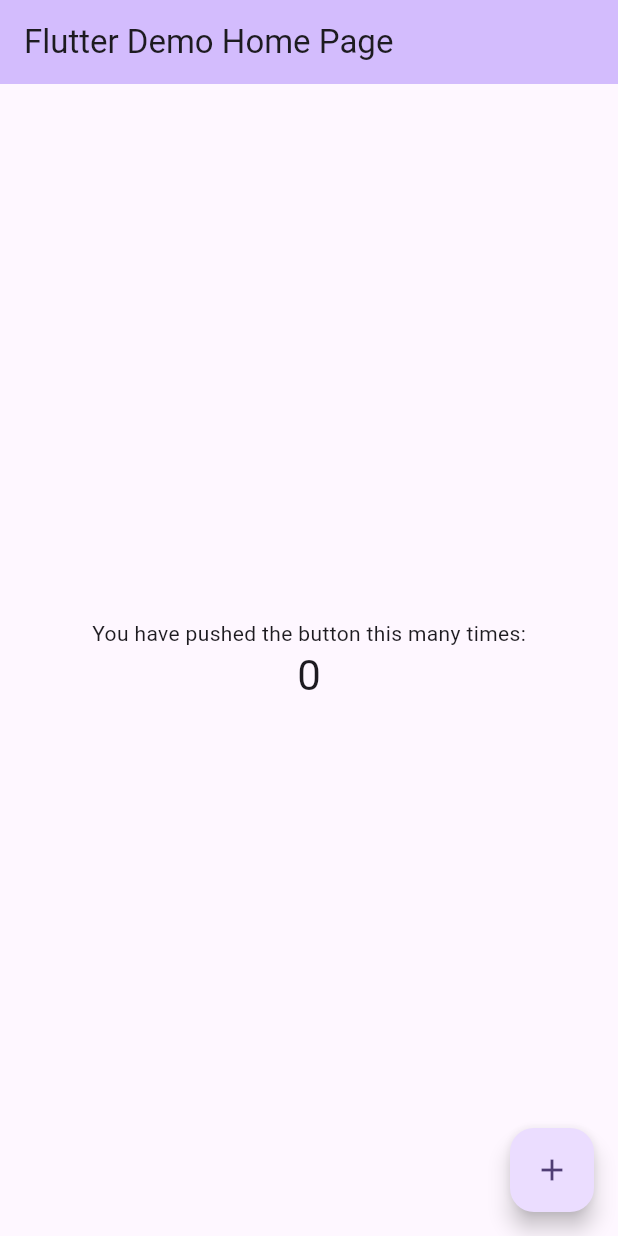
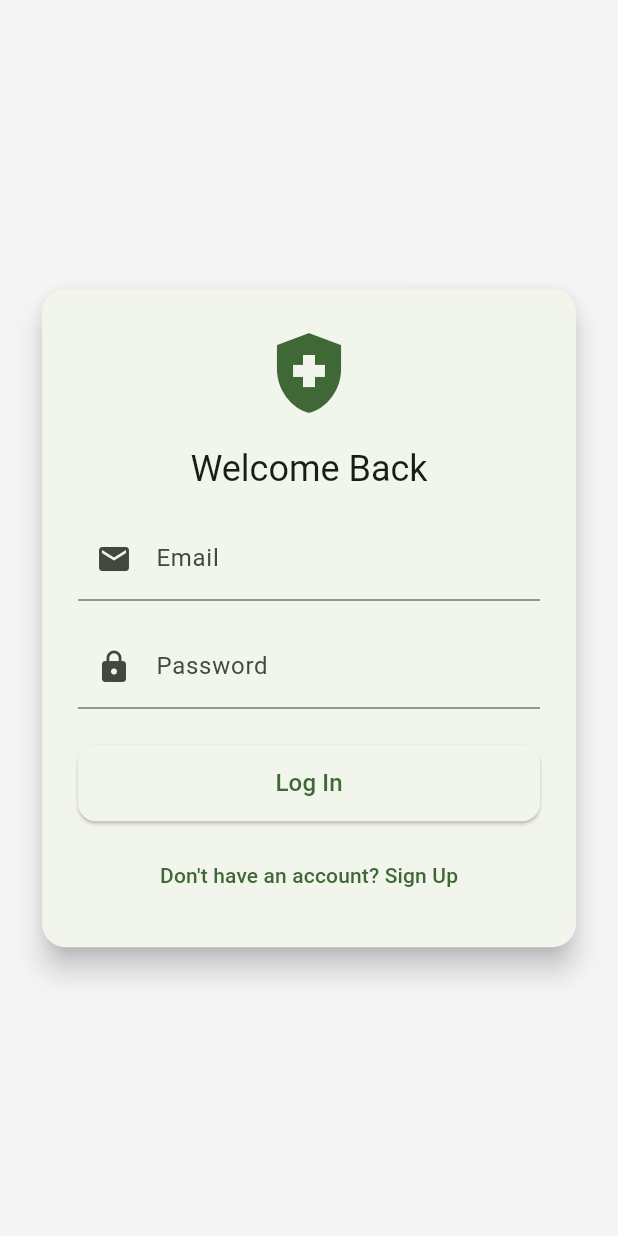
Before and after one commit to Mohith1/longevity_hackathon, a Flutter app: the screen it shows after launch, on a phone screen of 412 x 824 dp. Run offline on Flutter 3.47's test engine with Material 3 defaults, Android fonts, the phone set to English and light mode, and no system bars.

Commit message:
New screens added

```diff
--- /dev/null
+++ b/lib/login_screen.dart
@@ -0,0 +1,158 @@
+// lib/login_screen.dart
+
+import 'package:flutter/material.dart';
+
+class LoginScreen extends StatefulWidget {
+  const LoginScreen({Key? key}) : super(key: key);
+
+  @override
+  State<LoginScreen> createState() => _LoginScreenState();
+}
+
+class _LoginScreenState extends State<LoginScreen> {
+  final _formKey = GlobalKey<FormState>();
+
+  // Controllers to retrieve user inputs
+  final TextEditingController _nameController = TextEditingController();
+  final TextEditingController _emailController = TextEditingController();
+  final TextEditingController _passwordController = TextEditingController();
+
+  bool _isLogin = true; // Toggle between login & signup
+
+  @override
+  Widget build(BuildContext context) {
+    return Scaffold(
+      backgroundColor: Colors.grey.shade100,
+      body: Center(
+        child: SingleChildScrollView(
+          padding: const EdgeInsets.symmetric(horizontal: 24),
+          child: Card(
+            shape: RoundedRectangleBorder(borderRadius: BorderRadius.circular(16)),
+            elevation: 8,
+            child: Padding(
+              padding: const EdgeInsets.all(24),
+              child: Form(
+                key: _formKey,
+                child: Column(
+                  mainAxisSize: MainAxisSize.min,
+                  children: [
+                    Icon(
+                      Icons.health_and_safety,
+                      size: 64,
+                      color: Theme.of(context).colorScheme.primary,
+                    ),
+                    const SizedBox(height: 16),
+                    Text(
+                      _isLogin ? 'Welcome Back' : 'Create Account',
+                      style: Theme.of(context).textTheme.headlineSmall,
+                    ),
+
+                    // Name field only on Sign Up
+                    if (!_isLogin) ...[
+                      const SizedBox(height: 16),
+                      TextFormField(
+                        controller: _nameController,
+                        decoration: const InputDecoration(
+                          labelText: 'Full Name',
+                          prefixIcon: Icon(Icons.person),
+                        ),
+                        validator: (value) =>
+                            (value == null || value.trim().isEmpty)
+                                ? 'Please enter your name'
+                                : null,
+                      ),
+                    ],
+
+                    const SizedBox(height: 16),
+                    // Email
+                    TextFormField(
+                      controller: _emailController,
+                      decoration: const InputDecoration(
+                        labelText: 'Email',
+                        prefixIcon: Icon(Icons.email),
+                      ),
+                      keyboardType: TextInputType.emailAddress,
+                      validator: (value) {
+                        if (value == null || value.trim().isEmpty) {
+                          return 'Please enter your email';
+                        }
+                        if (!RegExp(r'^[^@]+@[^@]+\.[^@]+').hasMatch(value)) {
+                          return 'Enter a valid email address';
+                        }
+                        return null;
+                      },
+                    ),
+
+                    const SizedBox(height: 16),
+                    // Password
+                    TextFormField(
+                      controller: _passwordController,
+                      decoration: const InputDecoration(
+                        labelText: 'Password',
+                        prefixIcon: Icon(Icons.lock),
+                      ),
+                      obscureText: true,
+                      validator: (value) {
+                        if (value == null || value.length < 6) {
+                          return 'Password must be at least 6 characters';
+                        }
+                        return null;
+                      },
+                    ),
+
+                    const SizedBox(height: 24),
+                    // Submit Button
+                    SizedBox(
+                      width: double.infinity,
+                      child: ElevatedButton(
+                        style: ElevatedButton.styleFrom(
+                          padding: const EdgeInsets.symmetric(vertical: 14),
+                          shape: RoundedRectangleBorder(
+                            borderRadius: BorderRadius.circular(12),
+                          ),
+                        ),
+                        onPressed: _submit,
+                        child: Text(
+                          _isLogin ? 'Log In' : 'Sign Up',
+                          style: const TextStyle(fontSize: 16),
+                        ),
+                      ),
+                    ),
+
+                    const SizedBox(height: 12),
+                    // Toggle login/signup
+                    TextButton(
+                      onPressed: () {
+                        setState(() => _isLogin = !_isLogin);
+                      },
+                      child: Text(
+                        _isLogin
+                            ? "Don't have an account? Sign Up"
+                            : "Already have an account? Log In",
+                      ),
+                    ),
+                  ],
+                ),
+              ),
+            ),
+          ),
+        ),
+      ),
+    );
+  }
+
+  void _submit() {
+    if (_formKey.currentState?.validate() ?? false) {
+      // TODO: integrate authentication service here
+      Navigator.pushReplacementNamed(context, '/survey');
+    }
+  }
+
+  @override
+  void dispose() {
+    _nameController.dispose();
+    _emailController.dispose();
+    _passwordController.dispose();
+    super.dispose();
+  }
+}
--- a/lib/main.dart
+++ b/lib/main.dart
@@ -1,122 +1,36 @@
 import 'package:flutter/material.dart';
 
+// Import your two screens:
+import 'login_screen.dart';
+import 'survey_screen.dart';
+
 void main() {
+  WidgetsFlutterBinding.ensureInitialized();
   runApp(const MyApp());
 }
 
 class MyApp extends StatelessWidget {
   const MyApp({super.key});
 
-  // This widget is the root of your application.
   @override
   Widget build(BuildContext context) {
     return MaterialApp(
-      title: 'Flutter Demo',
+      title: 'Healthcare App',
       theme: ThemeData(
-        // This is the theme of your application.
-        //
-        // TRY THIS: Try running your application with "flutter run". You'll see
-        // the application has a purple toolbar. Then, without quitting the app,
-        // try changing the seedColor in the colorScheme below to Colors.green
-        // and then invoke "hot reload" (save your changes or press the "hot
-        // reload" button in a Flutter-supported IDE, or press "r" if you used
-        // the command line to start the app).
-        //
-        // Notice that the counter didn't reset back to zero; the application
-        // state is not lost during the reload. To reset the state, use hot
-        // restart instead.
-        //
-        // This works for code too, not just values: Most code changes can be
-        // tested with just a hot reload.
-        colorScheme: ColorScheme.fromSeed(seedColor: Colors.deepPurple),
+        // Keep your existing color‐scheme approach, just swap in your brand color:
+        colorScheme: ColorScheme.fromSeed(seedColor: const Color(0xFF1E9C1C)),
+        useMaterial3: true,
+        fontFamily: 'Roboto',
       ),
-      home: const MyHomePage(title: 'Flutter Demo Home Page'),
+      // NO home: — we’ll drive everything via routes
+      initialRoute: '/',
+      routes: {
+        // The “login_screen.dart” we built (Sign Up / Log In toggle)
+        '/': (ctx) => const LoginScreen(),
+        // The “survey_screen.dart” we built
+        '/survey': (ctx) => const SurveyScreen(),
+      },
+      debugShowCheckedModeBanner: false,
     );
   }
 }
-
-class MyHomePage extends StatefulWidget {
-  const MyHomePage({super.key, required this.title});
-
-  // This widget is the home page of your application. It is stateful, meaning
-  // that it has a State object (defined below) that contains fields that affect
-  // how it looks.
-
-  // This class is the configuration for the state. It holds the values (in this
-  // case the title) provided by the parent (in this case the App widget) and
-  // used by the build method of the State. Fields in a Widget subclass are
-  // always marked "final".
-
-  final String title;
-
-  @override
-  State<MyHomePage> createState() => _MyHomePageState();
-}
-
-class _MyHomePageState extends State<MyHomePage> {
-  int _counter = 0;
-
-  void _incrementCounter() {
-    setState(() {
-      // This call to setState tells the Flutter framework that something has
-      // changed in this State, which causes it to rerun the build method below
-      // so that the display can reflect the updated values. If we changed
-      // _counter without calling setState(), then the build method would not be
-      // called again, and so nothing would appear to happen.
-      _counter++;
-    });
-  }
-
-  @override
-  Widget build(BuildContext context) {
-    // This method is rerun every time setState is called, for instance as done
-    // by the _incrementCounter method above.
-    //
-    // The Flutter framework has been optimized to make rerunning build methods
-    // fast, so that you can just rebuild anything that needs updating rather
-    // than having to individually change instances of widgets.
-    return Scaffold(
-      appBar: AppBar(
-        // TRY THIS: Try changing the color here to a specific color (to
-        // Colors.amber, perhaps?) and trigger a hot reload to see the AppBar
-        // change color while the other colors stay the same.
-        backgroundColor: Theme.of(context).colorScheme.inversePrimary,
-        // Here we take the value from the MyHomePage object that was created by
-        // the App.build method, and use it to set our appbar title.
-        title: Text(widget.title),
-      ),
-      body: Center(
-        // Center is a layout widget. It takes a single child and positions it
-        // in the middle of the parent.
-        child: Column(
-          // Column is also a layout widget. It takes a list of children and
-          // arranges them vertically. By default, it sizes itself to fit its
-          // children horizontally, and tries to be as tall as its parent.
-          //
-          // Column has various properties to control how it sizes itself and
-          // how it positions its children. Here we use mainAxisAlignment to
-          // center the children vertically; the main axis here is the vertical
-          // axis because Columns are vertical (the cross axis would be
-          // horizontal).
-          //
-          // TRY THIS: Invoke "debug painting" (choose the "Toggle Debug Paint"
-          // action in the IDE, or press "p" in the console), to see the
-          // wireframe for each widget.
-          mainAxisAlignment: MainAxisAlignment.center,
-          children: <Widget>[
-            const Text('You have pushed the button this many times:'),
-            Text(
-              '$_counter',
-              style: Theme.of(context).textTheme.headlineMedium,
-            ),
-          ],
-        ),
-      ),
-      floatingActionButton: FloatingActionButton(
-        onPressed: _incrementCounter,
-        tooltip: 'Increment',
-        child: const Icon(Icons.add),
-      ), // This trailing comma makes auto-formatting nicer for build methods.
-    );
-  }
-}
```
Also changed, not shown: lib/survey_screen.dart (added, +178 -0 lines), lib/assets/images/Bold-Phoenix.png (added), lib/home.dart (added), lib/profile.dart (added).
